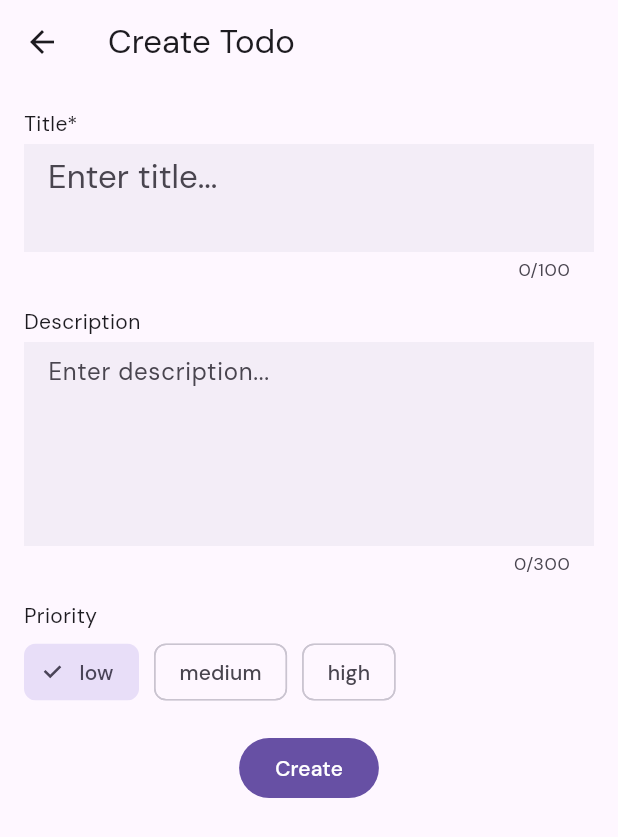
After one commit to ShravanChilka/jkb_feb_2025_batch, a Flutter app: the screen it shows after launch, after a tap on the "add" icon, on a phone screen of 412 x 824 dp. The commit adds this screen. Shown: the top 837 px of the screen. Run offline on Flutter 3.47's test engine with Material 3 defaults, Android fonts, the phone set to English and light mode, and no system bars; our stand-ins replace equatable, google_fonts, sqflite; accounts and stored records are empty.

Commit message:
implemented CRUD

```diff
--- /dev/null
+++ b/devtools_options.yaml
@@ -0,0 +1,3 @@
+description: This file stores settings for Dart & Flutter DevTools.
+documentation: https://docs.flutter.dev/tools/devtools/extensions#configure-extension-enablement-states
+extensions:
--- a/lib/features/todo/model/todo_model.dart
+++ b/lib/features/todo/model/todo_model.dart
@@ -1,6 +1,7 @@
+import 'package:equatable/equatable.dart';
 import 'package:jkb_feb_2025_batch/features/todo/model/todo_priority.dart';
 
-class TodoModel {
+class TodoModel extends Equatable {
   const TodoModel({
     required this.id,
     required this.title,
@@ -20,6 +21,24 @@
   final DateTime createdAt;
   final DateTime? updatedAt;
   final DateTime? deletedAt;
+
+  TodoModel copyWith({
+    String? title,
+    String? description,
+    TodoPriority? priority,
+    DateTime? updatedAt,
+  }) {
+    return TodoModel(
+      id: id,
+      title: title ?? this.title,
+      description: description ?? this.description,
+      completed: completed,
+      priority: priority ?? this.priority,
+      createdAt: createdAt,
+      updatedAt: updatedAt ?? this.updatedAt,
+      deletedAt: deletedAt,
+    );
+  }
 
   factory TodoModel.fromDatabaseMap(Map<String, dynamic> map) {
     return TodoModel(
@@ -66,4 +85,16 @@
   Map<String, dynamic> toDatabaseDeleteMap() {
     return {"deletedAt": DateTime.now().millisecondsSinceEpoch};
   }
+
+  @override
+  List<Object?> get props => [
+    id,
+    title,
+    description,
+    completed,
+    priority,
+    createdAt,
+    updatedAt,
+    deletedAt,
+  ];
 }
--- a/lib/features/todo/service/todo_local_database_service.dart
+++ b/lib/features/todo/service/todo_local_database_service.dart
@@ -26,7 +26,7 @@
     );
   }
 
-  void update(TodoModel updatedModel) async {
+  Future<void> update(TodoModel updatedModel) async {
     await db.update(
       "Todos",
       updatedModel.toDatabaseUpdateMap(),
@@ -35,7 +35,7 @@
     );
   }
 
-  void delete(TodoModel model) async {
+  Future<void> delete(TodoModel model) async {
     await db.update("Todos", model.toDatabaseDeleteMap());
   }
 }
--- a/lib/features/todo/view/create_todo_screen.dart
+++ b/lib/features/todo/view/create_todo_screen.dart
@@ -1,4 +1,6 @@
 import 'package:flutter/material.dart';
+import 'package:jkb_feb_2025_batch/features/todo/model/todo_model.dart';
+import 'package:jkb_feb_2025_batch/features/todo/view/widgets/create_todo_full_screen_loader_wrapper.dart';
 import 'package:jkb_feb_2025_batch/features/todo/view/widgets/todo_priority_option_builder.dart';
 import 'package:jkb_feb_2025_batch/features/todo/view_model/todo_view_model.dart';
 import 'package:provider/provider.dart';
@@ -6,20 +8,42 @@
 final _formKey = GlobalKey<FormState>();
 
 class CreateTodoScreen extends StatefulWidget {
-  const CreateTodoScreen({super.key});
+  const CreateTodoScreen({super.key, this.todo});
+
+  final TodoModel? todo;
 
   @override
   State<CreateTodoScreen> createState() => _CreateTodoScreenState();
 }
 
 class _CreateTodoScreenState extends State<CreateTodoScreen> {
-  final titleController = TextEditingController();
-  final desriptionController = TextEditingController();
+  late final TextEditingController titleController;
+  late final TextEditingController desriptionController;
+
+  @override
+  void initState() {
+    super.initState();
+
+    titleController = TextEditingController(text: widget.todo?.title);
+    desriptionController = TextEditingController(
+      text: widget.todo?.description,
+    );
+    if (widget.todo != null) {
+      Future.microtask(() {
+        context.read<TodoViewModel>().onPriorityChangedEvent(
+          widget.todo!.priority,
+        );
+      });
+    }
+  }
 
   @override
   Widget build(BuildContext context) {
-    return Scaffold(
-      appBar: AppBar(title: Text("Create Todo")),
+    return CreateTodoFullScreenLoaderWrapper(
+      child: Scaffold(
+        appBar: AppBar(
+          title: Text(widget.todo != null ? "Edit Todo" : "Create Todo"),
+        ),
         body: Form(
           key: _formKey,
           child: SingleChildScrollView(
@@ -79,6 +103,7 @@
                     child: FilledButton(
                       onPressed: () {
                         if (_formKey.currentState?.validate() == true) {
+                          if (widget.todo == null) {
                             context
                                 .read<TodoViewModel>()
                                 .create(
@@ -90,12 +115,29 @@
                                     Navigator.of(context).pop();
                                   }
                                 });
+                          } else {
+                            context
+                                .read<TodoViewModel>()
+                                .update(
+                                  todo: widget.todo!,
+                                  title: titleController.text,
+                                  description: desriptionController.text,
+                                )
+                                .whenComplete(() {
+                                  if (context.mounted) {
+                                    Navigator.of(context).popUntil((route) {
+                                      return route.isFirst;
+                                    });
+                                  }
+                                });
+                          }
                         }
                       },
-                    child: Text("Create"),
+                      child: Text(widget.todo != null ? "Update" : "Create"),
                     ),
                   ),
                 ],
+              ),
             ),
           ),
         ),
--- a/lib/features/todo/view/todo_screen.dart
+++ b/lib/features/todo/view/todo_screen.dart
@@ -1,4 +1,5 @@
 import 'package:flutter/material.dart';
+import 'package:jkb_feb_2025_batch/features/todo/utils/todo_strings.dart';
 import 'package:jkb_feb_2025_batch/features/todo/view/create_todo_screen.dart';
 import 'package:jkb_feb_2025_batch/features/todo/view/widgets/todo_list_view_builder.dart';
 import 'package:jkb_feb_2025_batch/features/todo/view_model/todo_view_model.dart';
@@ -23,7 +24,7 @@
   @override
   Widget build(BuildContext context) {
     return Scaffold(
-      appBar: AppBar(title: Text("Todos")),
+      appBar: AppBar(title: Text(TodoStrings.todosAppBarTitle)),
       body: TodoListViewBuilder(),
       floatingActionButton: FloatingActionButton(
         onPressed: () {
@@ -37,6 +38,7 @@
             ),
           );
         },
+        child: Icon(Icons.add),
       ),
     );
   }
--- /dev/null
+++ b/lib/features/todo/view/widgets/create_todo_full_screen_loader_wrapper.dart
@@ -0,0 +1,25 @@
+import 'package:flutter/material.dart';
+import 'package:jkb_feb_2025_batch/features/todo/view/widgets/full_screen_loader_widget.dart';
+import 'package:jkb_feb_2025_batch/features/todo/view_model/todo_view_model.dart';
+import 'package:provider/provider.dart';
+
+class CreateTodoFullScreenLoaderWrapper extends StatelessWidget {
+  const CreateTodoFullScreenLoaderWrapper({super.key, required this.child});
+
+  final Widget child;
+
+  @override
+  Widget build(BuildContext context) {
+    return Selector<TodoViewModel, bool>(
+      selector: (context, viewModel) => viewModel.isLoading,
+      builder: (context, isLoading, _) {
+        return Stack(
+          children: [
+            child,
+            if (isLoading) Positioned.fill(child: FullScreenLoaderWidget()),
+          ],
+        );
+      },
+    );
+  }
+}
--- /dev/null
+++ b/lib/features/todo/view/widgets/todo_list_view.dart
@@ -0,0 +1,21 @@
+import 'package:flutter/material.dart';
+import 'package:jkb_feb_2025_batch/features/todo/model/todo_model.dart';
+import 'package:jkb_feb_2025_batch/features/todo/view/widgets/todo_list_view_item.dart';
+
+class TodoListView extends StatelessWidget {
+  const TodoListView({super.key, required this.todos});
+
+  final List<TodoModel> todos;
+
+  @override
+  Widget build(BuildContext context) {
+    return ListView.separated(
+      separatorBuilder: (context, index) => Divider(height: 0.5),
+      itemCount: todos.length,
+      itemBuilder: (context, index) {
+        final todo = todos[index];
+        return TodoListViewItem(todo: todo);
+      },
+    );
+  }
+}
--- /dev/null
+++ b/lib/features/todo/view/widgets/todo_list_view_item.dart
@@ -0,0 +1,30 @@
+import 'package:flutter/material.dart';
+import 'package:jkb_feb_2025_batch/features/todo/model/todo_model.dart';
+import 'package:jkb_feb_2025_batch/features/todo/view/view_todo_screen.dart';
+import 'package:jkb_feb_2025_batch/features/todo/view_model/todo_view_model.dart';
+import 'package:provider/provider.dart';
+
+class TodoListViewItem extends StatelessWidget {
+  const TodoListViewItem({super.key, required this.todo});
+
+  final TodoModel todo;
+
+  @override
+  Widget build(BuildContext context) {
+    return ListTile(
+      onTap: () {
+        Navigator.of(context).push(
+          MaterialPageRoute(
+            builder:
+                (_) => ChangeNotifierProvider.value(
+                  value: context.read<TodoViewModel>(),
+                  child: ViewTodoScreen(todo: todo),
+                ),
+          ),
+        );
+      },
+      title: Text(todo.title, style: Theme.of(context).textTheme.titleLarge),
+      subtitle: todo.description != null ? Text(todo.description!) : null,
+    );
+  }
+}
--- a/lib/features/todo/view_model/todo_view_model.dart
+++ b/lib/features/todo/view_model/todo_view_model.dart
@@ -1,3 +1,5 @@
+import 'dart:collection';
+
 import 'package:flutter/material.dart';
 import 'package:jkb_feb_2025_batch/features/todo/model/create_todo_model.dart';
 import 'package:jkb_feb_2025_batch/features/todo/model/todo_model.dart';
@@ -5,14 +7,19 @@
 import 'package:jkb_feb_2025_batch/features/todo/service/todo_local_database_service.dart';
 
 class TodoViewModel extends ChangeNotifier {
-  List<TodoModel> todos = [];
+  List<TodoModel> _todos = [];
+  UnmodifiableListView<TodoModel> get todos => UnmodifiableListView(_todos);
 
-  final service = TodoLocalDatabaseService();
+  final _service = TodoLocalDatabaseService();
 
-  TodoPriority selectedPriority = TodoPriority.low;
+  TodoPriority _selectedPriority = TodoPriority.low;
+  TodoPriority get selectedPriority => _selectedPriority;
+
+  bool _isLoading = false;
+  bool get isLoading => _isLoading;
 
   void fetch() async {
-    todos = await service.readAll();
+    _todos = await _service.readAll();
     notifyListeners();
   }
 
@@ -20,21 +27,59 @@
     required String title,
     required String description,
   }) async {
+    _isLoading = true;
+    notifyListeners();
     final model = CreateTodoModel(
       title: title.trim(),
       description: description.trim().isEmpty ? null : description,
       completed: false,
-      priority: selectedPriority,
+      priority: _selectedPriority,
       createdAt: DateTime.now(),
     );
-    final createdTodo = await service.create(model);
-    todos = [...todos, createdTodo];
+    final createdTodo = await _service.create(model);
+    _todos = [..._todos, createdTodo];
+    _isLoading = false;
     notifyListeners();
     print("Todo created!");
   }
 
   void onPriorityChangedEvent(TodoPriority priority) {
-    selectedPriority = priority;
+    _selectedPriority = priority;
+    notifyListeners();
+  }
+
+  Future<void> update({
+    required TodoModel todo,
+    required String title,
+    required String description,
+  }) async {
+    int index = _todos.indexOf(todo);
+    _isLoading = true;
+    notifyListeners();
+    final updatedModel = todo.copyWith(
+      title: title,
+      description: description,
+      priority: _selectedPriority,
+      updatedAt: DateTime.now(),
+    );
+    await _service.update(updatedModel);
+    _isLoading = false;
+
+    List<TodoModel> updatedTodos = List.from(_todos);
+    updatedTodos[index] = updatedModel;
+    _todos = updatedTodos;
+    notifyListeners();
+
+    print("Todo updated!");
+  }
+
+  Future<void> delete({required TodoModel todo}) async {
+    int index = _todos.indexOf(todo);
+    await _service.delete(todo);
+
+    List<TodoModel> updatedTodos = List.from(_todos);
+    updatedTodos.removeAt(index);
+    _todos = updatedTodos;
     notifyListeners();
   }
 }
--- a/pubspec.yaml
+++ b/pubspec.yaml
@@ -16,6 +16,8 @@
   provider: ^6.1.5
   sqflite: ^2.4.2
   google_fonts: ^6.2.1
+  intl: ^0.20.2
+  equatable: ^2.0.7
 
 dev_dependencies:
   flutter_test:
```
Also changed, not shown: lib/features/todo/utils/todo_strings.dart (added, +7 -0 lines), lib/features/todo/view/dialogs/todo_delete_dialog.dart (added, +27 -0 lines), lib/features/todo/view/dialogs/todo_dialog_helper.dart (added, +30 -0 lines), lib/features/todo/view/view_todo_screen.dart (added, +76 -0 lines), lib/features/todo/view/widgets/full_screen_loader_widget.dart (added, +31 -0 lines), lib/features/todo/view/widgets/todo_list_view_builder.dart (+2 -16 lines), pubspec.lock. Lines whose indentation alone changed are shown as unchanged.
